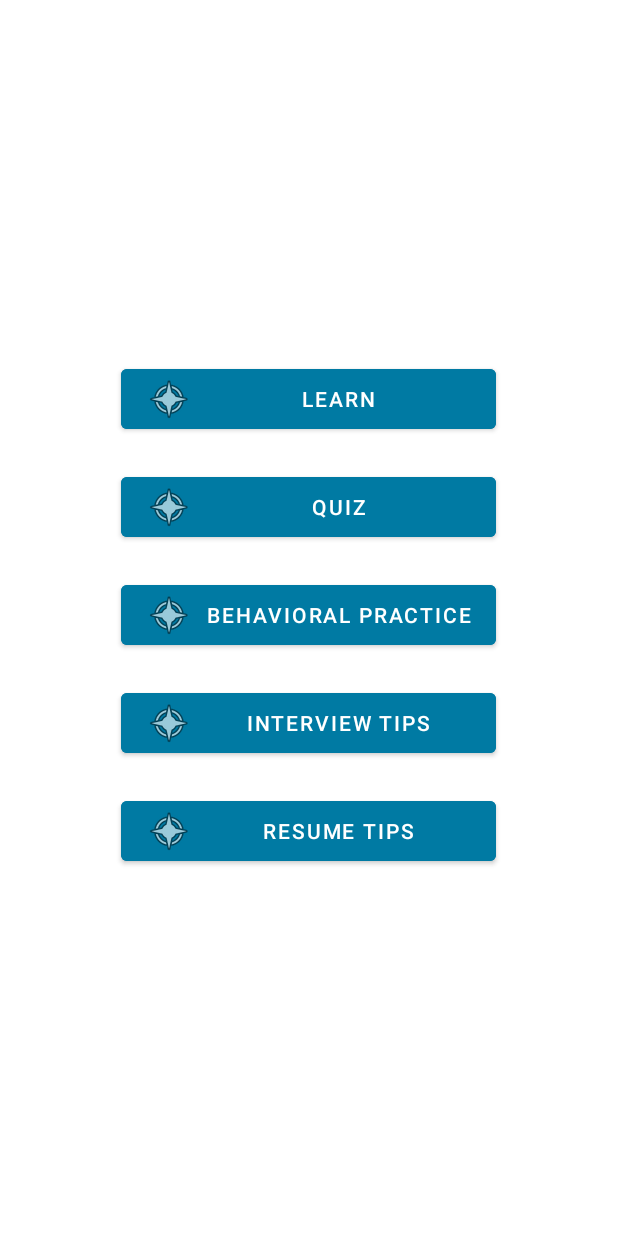
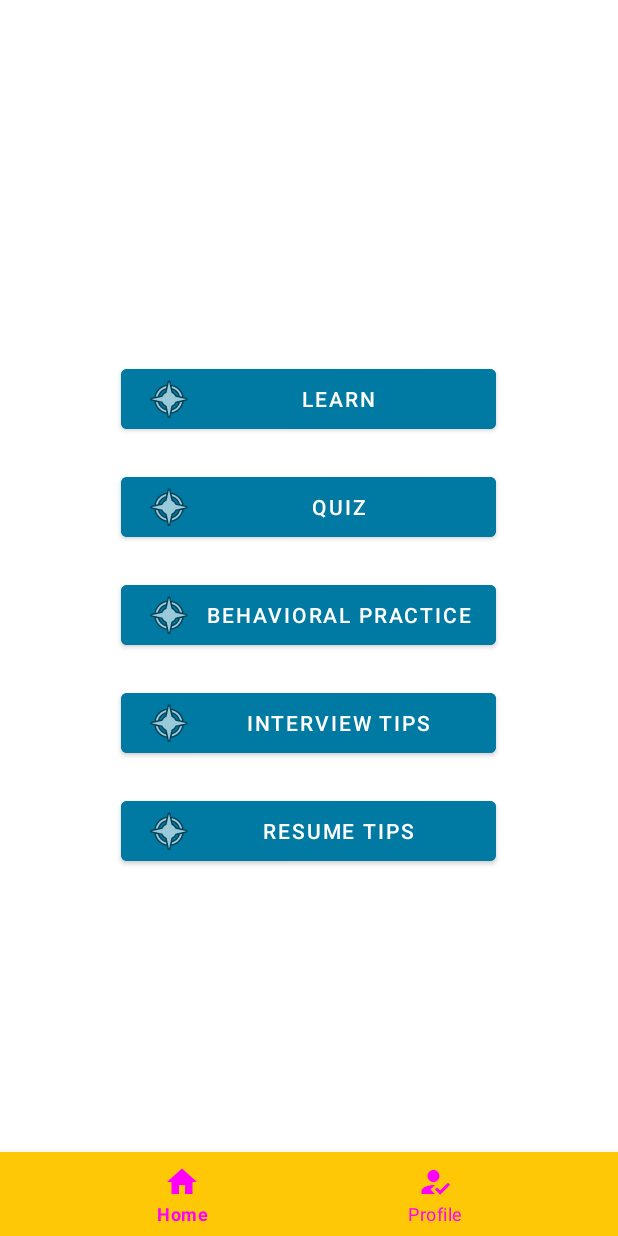
Before and after one commit to 1itachi/crack-it-up, an Android app: the screen it shows after launch once a user with an empty profile is signed in (HomeScreenActivity), on a phone screen of 412 x 824 dp. Run offline under Robolectric (Android 15) with nearby library versions, the phone set to English and light mode, and no system bars; our stand-ins replace Firebase (no records; nobody signed in at launch, a user with empty details on screens opened directly).

Commit message:
Fixed bottom navigation (#35)

```diff
--- a/app/src/main/java/edu/neu/madcourse/crack_it_up/BehavioralQuestionListActivity.java
+++ b/app/src/main/java/edu/neu/madcourse/crack_it_up/BehavioralQuestionListActivity.java
@@ -2,6 +2,7 @@ package edu.neu.madcourse.crack_it_up;
 
 import android.content.Intent;
 import android.os.Bundle;
+import android.widget.TextView;
 
 import androidx.appcompat.app.AppCompatActivity;
 import androidx.recyclerview.widget.GridLayoutManager;
@@ -27,6 +28,9 @@ public class BehavioralQuestionListActivity extends AppCompatActivity implements
 
         username = getIntent().getStringExtra("username");
         topicName = getIntent().getStringExtra("TOPIC_NAME");
+
+        TextView topicTextView = findViewById(R.id.topicTextView);
+        topicTextView.setText(topicName);
 
         questionsCards = getQuestionsFromFirebase();
 
--- a/app/src/main/java/edu/neu/madcourse/crack_it_up/ProfileActivity.java
+++ b/app/src/main/java/edu/neu/madcourse/crack_it_up/ProfileActivity.java
@@ -25,7 +25,7 @@ public class ProfileActivity extends AppCompatActivity {
     protected void onCreate(Bundle savedInstanceState) {
         super.onCreate(savedInstanceState);
         setContentView(R.layout.activity_profile);
-        username = getIntent().getStringExtra("username");
+        username = getIntent().getStringExtra("USERNAME");
 
         logout = findViewById(R.id.logout);
 
--- a/app/src/main/res/layout/activity_homescreen.xml
+++ b/app/src/main/res/layout/activity_homescreen.xml
@@ -1,13 +1,15 @@
 <?xml version="1.0" encoding="utf-8"?>
-<ScrollView xmlns:android="http://schemas.android.com/apk/res/android"
+<RelativeLayout
+    xmlns:android="http://schemas.android.com/apk/res/android"
     xmlns:app="http://schemas.android.com/apk/res-auto"
     xmlns:tools="http://schemas.android.com/tools"
     android:layout_width="match_parent"
     android:layout_height="match_parent"
     tools:context=".HomeScreenActivity">
     <androidx.constraintlayout.widget.ConstraintLayout
+        android:id="@+id/constraintLayout4"
         android:layout_width="match_parent"
-        android:layout_height="match_parent"
+        android:layout_height="wrap_content"
         tools:layout_editor_absoluteX="1dp"
         tools:layout_editor_absoluteY="1dp">
 
@@ -103,4 +105,15 @@
 
     </androidx.constraintlayout.widget.ConstraintLayout>
 
-</ScrollView>
+    <com.google.android.material.bottomnavigation.BottomNavigationView
+        android:id="@+id/bottom_navigation"
+        android:layout_width="match_parent"
+        android:layout_height="wrap_content"
+        app:backgroundTint="#FFC807"
+        app:itemTextColor="@drawable/selector"
+        app:itemIconTint="@drawable/selector"
+        app:layout_constraintTop_toBottomOf="@+id/constraintLayout4"
+        app:menu="@menu/bottom_navigation_menu"
+        android:layout_alignParentBottom="true" />
+
+</RelativeLayout>
```
Also changed, not shown: app/src/main/java/edu/neu/madcourse/crack_it_up/BehavioralQuestionRecordActivity.java (+24 -0 lines), app/src/main/java/edu/neu/madcourse/crack_it_up/HomeScreenActivity.java (+22 -0 lines).
